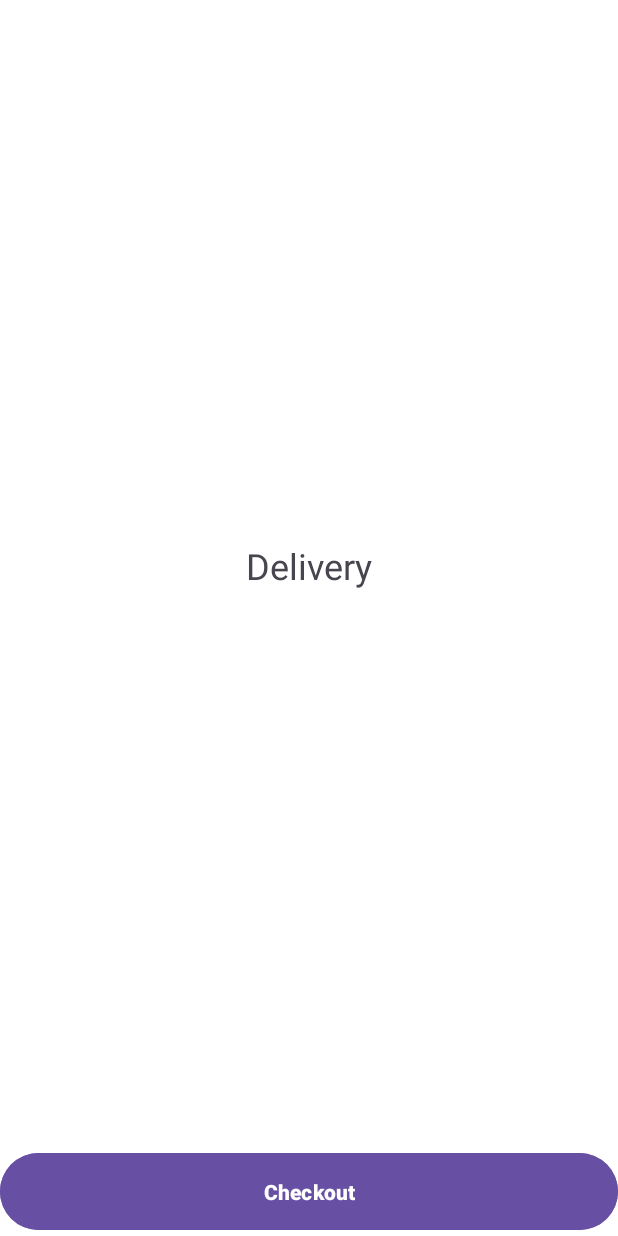
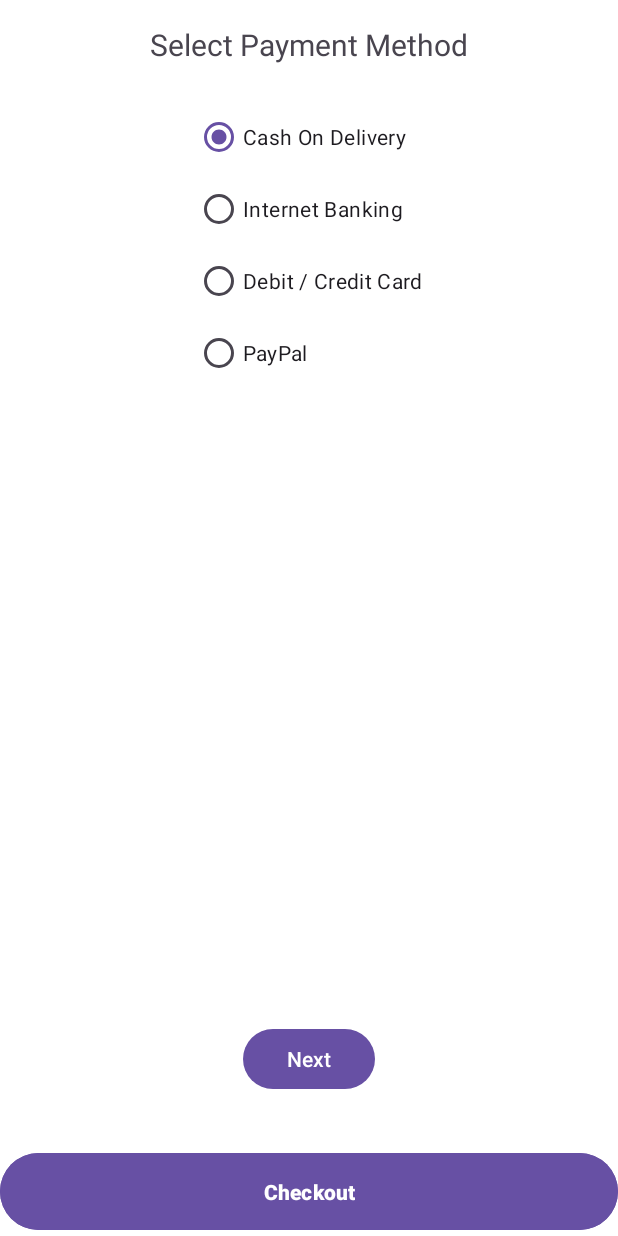
Before and after one commit to soumikpaul006/ECart, an Android app: the fragment PaymentFragment placed in its activity, on a phone screen of 412 x 824 dp. Run offline under Robolectric (Android 15) with nearby library versions, the phone set to English and light mode, and no system bars; our stand-ins replace Room's generated code, navigation-ui.

Commit message:
Added the Payment Fragment

```diff
--- a/app/build.gradle.kts
+++ b/app/build.gradle.kts
@@ -65,5 +65,11 @@ dependencies {
     implementation("androidx.room:room-runtime:$roomVersion")
     kapt("androidx.room:room-compiler:$roomVersion")
 
+    val nav_version = "2.5.0" // Make sure to update this version
+
+    // Navigation Components
+    implementation ("androidx.navigation:navigation-fragment-ktx:$nav_version")
+    implementation ("androidx.navigation:navigation-ui-ktx:$nav_version")
+
 
 }
--- a/app/src/main/java/com/example/loginregisterretrofit/view/PaymentFragment.kt
+++ b/app/src/main/java/com/example/loginregisterretrofit/view/PaymentFragment.kt
@@ -5,17 +5,50 @@ import androidx.fragment.app.Fragment
 import android.view.LayoutInflater
 import android.view.View
 import android.view.ViewGroup
+import android.widget.RadioGroup
+import androidx.navigation.fragment.findNavController
 import com.example.loginregisterretrofit.R
+import com.example.loginregisterretrofit.databinding.FragmentPaymentBinding
 
 
 class PaymentFragment : Fragment() {
+
+    private lateinit var radioGroupPayment: RadioGroup
+
+//    private lateinit var binding:FragmentPaymentBinding
 
     override fun onCreateView(
         inflater: LayoutInflater, container: ViewGroup?,
         savedInstanceState: Bundle?
     ): View? {
-        // Inflate the layout for this fragment
-        return inflater.inflate(R.layout.fragment_payment, container, false)
+        val view = inflater.inflate(R.layout.fragment_payment, container, false)
+
+        // Initialize the RadioGroup
+        radioGroupPayment = view.findViewById(R.id.radioGroupPayment)
+
+//        binding.btnNext.setOnClickListener {
+//            // Navigate to the SummaryFragment
+//
+//        }
+
+        // Set up any additional behavior if needed, like handling payment method selection
+        radioGroupPayment.setOnCheckedChangeListener { group, checkedId ->
+            when (checkedId) {
+                R.id.rbCashOnDelivery -> {
+
+                }
+                R.id.rbInternetBanking -> {
+
+                }
+                R.id.rbDebitCreditCard -> {
+
+                }
+                R.id.rbPayPal -> {
+
+                }
+            }
+        }
+
+        return view
     }
-
 }
--- a/app/src/main/res/layout/fragment_payment.xml
+++ b/app/src/main/res/layout/fragment_payment.xml
@@ -7,13 +7,66 @@
     tools:context=".view.PaymentFragment">
 
     <TextView
+        android:id="@+id/textViewTitle"
         android:layout_width="wrap_content"
         android:layout_height="wrap_content"
-        android:text="Delivery"
-        android:textSize="24sp"
-        app:layout_constraintBottom_toBottomOf="parent"
+        android:text="Select Payment Method"
+        android:textSize="20sp"
+        android:layout_marginTop="16dp"
         app:layout_constraintTop_toTopOf="parent"
         app:layout_constraintStart_toStartOf="parent"
-        app:layout_constraintEnd_toEndOf="parent" />
+        app:layout_constraintEnd_toEndOf="parent"/>
+
+
+    <RadioGroup
+        android:id="@+id/radioGroupPayment"
+        android:layout_width="wrap_content"
+        android:layout_height="wrap_content"
+        android:orientation="vertical"
+        app:layout_constraintTop_toBottomOf="@id/textViewTitle"
+        app:layout_constraintStart_toStartOf="parent"
+        app:layout_constraintEnd_toEndOf="parent"
+        android:layout_marginTop="24dp">
+
+
+        <RadioButton
+            android:id="@+id/rbCashOnDelivery"
+            android:layout_width="wrap_content"
+            android:layout_height="wrap_content"
+            android:text="Cash On Delivery"
+            android:checked="true" />
+
+
+        <RadioButton
+            android:id="@+id/rbInternetBanking"
+            android:layout_width="wrap_content"
+            android:layout_height="wrap_content"
+            android:text="Internet Banking" />
+
+
+        <RadioButton
+            android:id="@+id/rbDebitCreditCard"
+            android:layout_width="wrap_content"
+            android:layout_height="wrap_content"
+            android:text="Debit / Credit Card" />
+
+
+        <RadioButton
+            android:id="@+id/rbPayPal"
+            android:layout_width="wrap_content"
+            android:layout_height="wrap_content"
+            android:text="PayPal" />
+
+    </RadioGroup>
+
+    <Button
+        android:id="@+id/btnNext"
+        android:layout_width="wrap_content"
+        android:layout_height="wrap_content"
+        android:text="Next"
+        app:layout_constraintBottom_toBottomOf="parent"
+        app:layout_constraintEnd_toEndOf="parent"
+        app:layout_constraintStart_toStartOf="parent"
+        android:layout_marginBottom="24dp" />
 
 </androidx.constraintlayout.widget.ConstraintLayout>
--- /dev/null
+++ b/app/src/main/res/values/ids.xml
@@ -0,0 +1,4 @@
+<?xml version="1.0" encoding="utf-8"?>
+<resources>
+
+</resources>
```
